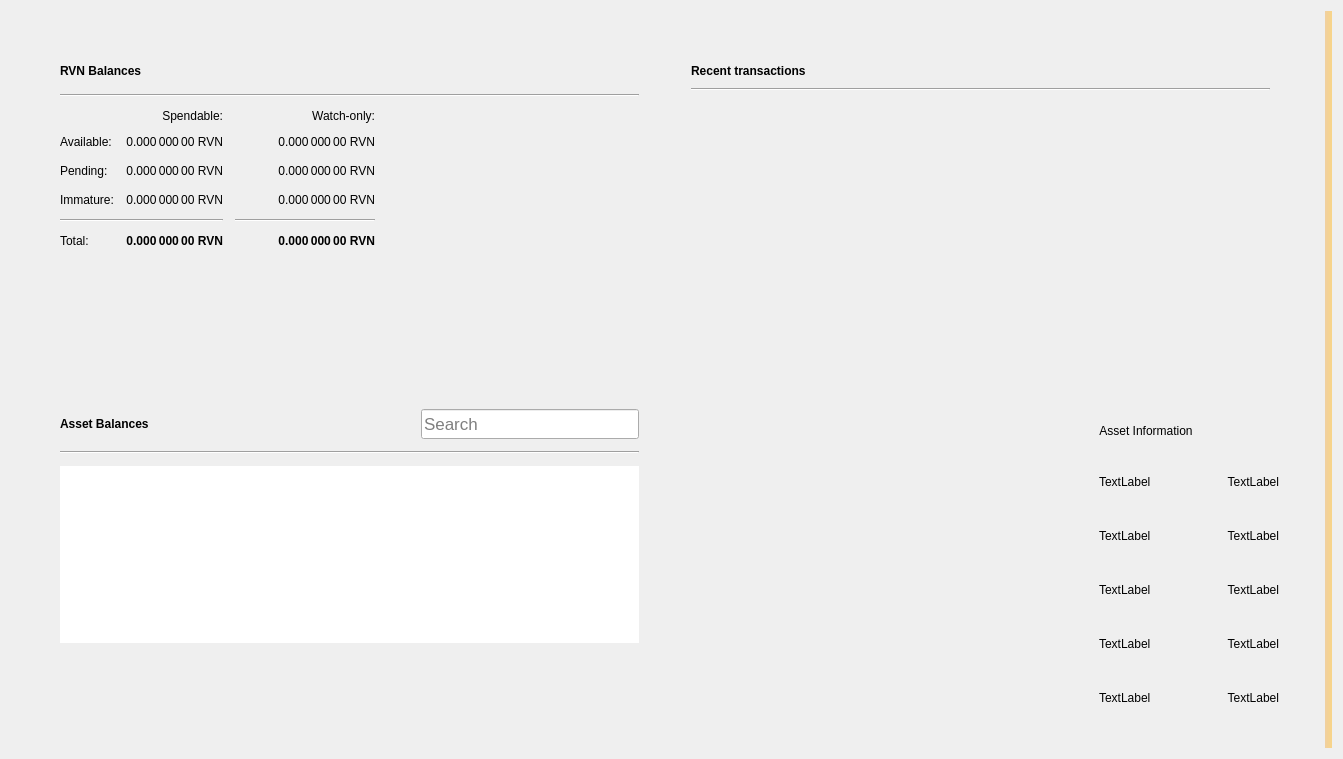
RavenProject/Ravencoin, file src/qt/forms/overviewpage.ui: the form before one commit.
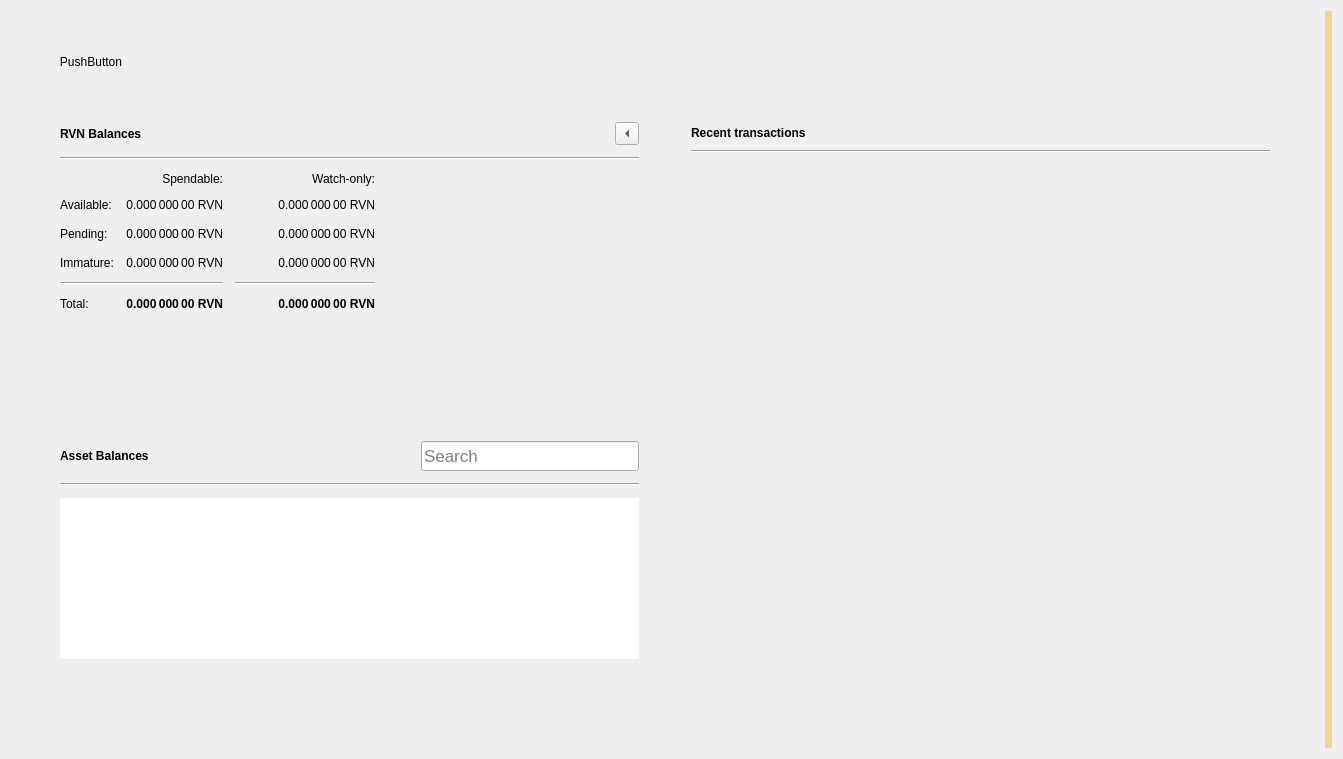
The form after the commit. Icons and pictures are not drawn.

Patch:
```diff
--- a/src/qt/forms/overviewpage.ui
+++ b/src/qt/forms/overviewpage.ui
@@ -17,26 +17,60 @@
    <bool>false</bool>
   </property>
   <layout class="QGridLayout" name="gridLayout_3">
-   <item row="0" column="1">
-    <widget class="QLabel" name="labelAlerts">
-     <property name="visible">
-      <bool>true</bool>
-     </property>
-     <property name="styleSheet">
-      <string notr="true">QLabel { background-color: qlineargradient(x1: 0, y1: 0, x2: 1, y2: 0, stop:0 #F0D0A0, stop:1 #F8D488); color:#000000; }</string>
-     </property>
-     <property name="wordWrap">
-      <bool>true</bool>
-     </property>
-     <property name="margin">
-      <number>3</number>
-     </property>
-     <property name="textInteractionFlags">
-      <set>Qt::TextSelectableByMouse</set>
-     </property>
-    </widget>
-   </item>
    <item row="0" column="0">
+    <layout class="QVBoxLayout" name="verticalLayout_7">
+     <property name="spacing">
+      <number>0</number>
+     </property>
+     <property name="leftMargin">
+      <number>0</number>
+     </property>
+     <property name="topMargin">
+      <number>0</number>
+     </property>
+     <property name="rightMargin">
+      <number>0</number>
+     </property>
+     <property name="bottomMargin">
+      <number>0</number>
+     </property>
+     <item>
+      <layout class="QHBoxLayout" name="horizontalLayout_3">
+       <property name="leftMargin">
+        <number>40</number>
+       </property>
+       <property name="topMargin">
+        <number>40</number>
+       </property>
+       <item>
+        <widget class="QPushButton" name="testTotalRaven">
+         <property name="text">
+          <string>PushButton</string>
+         </property>
+         <property name="checkable">
+          <bool>false</bool>
+         </property>
+         <property name="flat">
+          <bool>true</bool>
+         </property>
+        </widget>
+       </item>
+       <item>
+        <spacer name="horizontalSpacer_5">
+         <property name="orientation">
+          <enum>Qt::Horizontal</enum>
+         </property>
+         <property name="sizeHint" stdset="0">
+          <size>
+           <width>40</width>
+           <height>20</height>
+          </size>
+         </property>
+        </spacer>
+       </item>
+      </layout>
+     </item>
+     <item>
     <layout class="QHBoxLayout" name="horizontalLayout" stretch="0,0">
      <property name="spacing">
       <number>34</number>
@@ -146,6 +180,16 @@
               </property>
              </spacer>
             </item>
+              <item>
+               <widget class="QToolButton" name="rvnBalanceBack">
+                <property name="text">
+                 <string/>
+                </property>
+                <property name="arrowType">
+                 <enum>Qt::LeftArrow</enum>
+                </property>
+               </widget>
+              </item>
            </layout>
           </item>
           <item>
@@ -660,6 +704,12 @@
        </property>
        <item>
         <widget class="QFrame" name="frame_2">
+           <property name="sizePolicy">
+            <sizepolicy hsizetype="Preferred" vsizetype="Fixed">
+             <horstretch>0</horstretch>
+             <verstretch>0</verstretch>
+            </sizepolicy>
+           </property>
          <property name="frameShape">
           <enum>QFrame::NoFrame</enum>
          </property>
@@ -673,19 +723,6 @@
           <property name="horizontalSpacing">
            <number>12</number>
           </property>
-          <item row="3" column="0">
-           <spacer name="verticalSpacer_2">
-            <property name="orientation">
-             <enum>Qt::Vertical</enum>
-            </property>
-            <property name="sizeHint" stdset="0">
-             <size>
-              <width>20</width>
-              <height>40</height>
-             </size>
-            </property>
-           </spacer>
-          </item>
           <item row="0" column="0">
            <layout class="QHBoxLayout" name="horizontalLayout_2">
             <item>
@@ -779,7 +816,7 @@
         </widget>
        </item>
        <item>
-        <spacer name="verticalSpacer">
+          <spacer name="verticalSpacer_2">
          <property name="orientation">
           <enum>Qt::Vertical</enum>
          </property>
@@ -791,191 +828,30 @@
          </property>
         </spacer>
        </item>
-       <item>
-        <layout class="QGridLayout" name="gridLayout_4" columnminimumwidth="0,0,0,0">
-         <item row="3" column="2">
-          <widget class="QLabel" name="assetInfoPercentageLabel">
-           <property name="text">
-            <string>TextLabel</string>
-           </property>
-           <property name="alignment">
-            <set>Qt::AlignLeading|Qt::AlignLeft|Qt::AlignVCenter</set>
-           </property>
-          </widget>
-         </item>
-         <item row="1" column="2">
-          <widget class="QLabel" name="assetInfoStatusLabel">
-           <property name="text">
-            <string>TextLabel</string>
-           </property>
-           <property name="alignment">
-            <set>Qt::AlignLeading|Qt::AlignLeft|Qt::AlignVCenter</set>
-           </property>
-          </widget>
-         </item>
-         <item row="3" column="3">
-          <widget class="QLabel" name="assetInfoPercentageValue">
-           <property name="text">
-            <string>TextLabel</string>
-           </property>
-           <property name="alignment">
-            <set>Qt::AlignRight|Qt::AlignTrailing|Qt::AlignVCenter</set>
-           </property>
-          </widget>
-         </item>
-         <item row="0" column="3">
-          <layout class="QHBoxLayout" name="horizontalLayout_5"/>
-         </item>
-         <item row="3" column="0">
-          <spacer name="horizontalSpacer_7">
-           <property name="orientation">
-            <enum>Qt::Horizontal</enum>
-           </property>
-           <property name="sizeHint" stdset="0">
-            <size>
-             <width>40</width>
-             <height>20</height>
-            </size>
-           </property>
-          </spacer>
-         </item>
-         <item row="6" column="0">
-          <spacer name="horizontalSpacer_9">
-           <property name="orientation">
-            <enum>Qt::Horizontal</enum>
-           </property>
-           <property name="sizeHint" stdset="0">
-            <size>
-             <width>40</width>
-             <height>20</height>
-            </size>
-           </property>
-          </spacer>
-         </item>
-         <item row="2" column="2">
-          <widget class="QLabel" name="assetInfoBlockLabel">
-           <property name="text">
-            <string>TextLabel</string>
-           </property>
-           <property name="alignment">
-            <set>Qt::AlignLeading|Qt::AlignLeft|Qt::AlignVCenter</set>
-           </property>
-          </widget>
-         </item>
-         <item row="0" column="0">
-          <layout class="QHBoxLayout" name="horizontalLayout_6"/>
-         </item>
-         <item row="2" column="0">
-          <spacer name="horizontalSpacer_6">
-           <property name="orientation">
-            <enum>Qt::Horizontal</enum>
-           </property>
-           <property name="sizeHint" stdset="0">
-            <size>
-             <width>40</width>
-             <height>20</height>
-            </size>
-           </property>
-          </spacer>
-         </item>
-         <item row="2" column="3">
-          <widget class="QLabel" name="assetInfoBlockValue">
-           <property name="text">
-            <string>TextLabel</string>
-           </property>
-           <property name="alignment">
-            <set>Qt::AlignRight|Qt::AlignTrailing|Qt::AlignVCenter</set>
-           </property>
-          </widget>
-         </item>
-         <item row="1" column="0">
-          <spacer name="horizontalSpacer_5">
-           <property name="orientation">
-            <enum>Qt::Horizontal</enum>
-           </property>
-           <property name="sizeHint" stdset="0">
-            <size>
-             <width>40</width>
-             <height>20</height>
-            </size>
-           </property>
-          </spacer>
-         </item>
-         <item row="5" column="0">
-          <spacer name="horizontalSpacer_8">
-           <property name="orientation">
-            <enum>Qt::Horizontal</enum>
-           </property>
-           <property name="sizeHint" stdset="0">
-            <size>
-             <width>40</width>
-             <height>20</height>
-            </size>
-           </property>
-          </spacer>
+        </layout>
+       </item>
+      </layout>
+     </item>
+    </layout>
          </item>
          <item row="0" column="2">
-          <widget class="QLabel" name="assetInfoTitleLabel">
-           <property name="layoutDirection">
-            <enum>Qt::LeftToRight</enum>
-           </property>
-           <property name="text">
-            <string>Asset Information</string>
-           </property>
-           <property name="alignment">
-            <set>Qt::AlignCenter</set>
-           </property>
-          </widget>
-         </item>
-         <item row="1" column="3">
-          <widget class="QLabel" name="assetInfoStatusValue">
-           <property name="text">
-            <string>TextLabel</string>
-           </property>
-           <property name="alignment">
-            <set>Qt::AlignRight|Qt::AlignTrailing|Qt::AlignVCenter</set>
-           </property>
-          </widget>
-         </item>
-         <item row="6" column="2">
-          <widget class="QLabel" name="assetInfoPossibleLabel">
-           <property name="text">
-            <string>TextLabel</string>
-           </property>
-          </widget>
-         </item>
-         <item row="5" column="2">
-          <widget class="QLabel" name="assetInfoBlocksLeftLabel">
-           <property name="text">
-            <string>TextLabel</string>
-           </property>
-          </widget>
-         </item>
-         <item row="6" column="3">
-          <widget class="QLabel" name="assetInfoPossibleValue">
-           <property name="text">
-            <string>TextLabel</string>
-           </property>
-           <property name="alignment">
-            <set>Qt::AlignRight|Qt::AlignTrailing|Qt::AlignVCenter</set>
-           </property>
-          </widget>
-         </item>
-         <item row="5" column="3">
-          <widget class="QLabel" name="assetInfoBlocksLeftValue">
-           <property name="text">
-            <string>TextLabel</string>
-           </property>
-           <property name="alignment">
-            <set>Qt::AlignRight|Qt::AlignTrailing|Qt::AlignVCenter</set>
-           </property>
-          </widget>
-         </item>
-        </layout>
-       </item>
-      </layout>
-     </item>
-    </layout>
+    <widget class="QLabel" name="labelAlerts">
+     <property name="visible">
+      <bool>true</bool>
+     </property>
+     <property name="styleSheet">
+      <string notr="true">QLabel { background-color: qlineargradient(x1: 0, y1: 0, x2: 1, y2: 0, stop:0 #F0D0A0, stop:1 #F8D488); color:#000000; }</string>
+     </property>
+     <property name="wordWrap">
+      <bool>true</bool>
+     </property>
+     <property name="margin">
+      <number>3</number>
+     </property>
+     <property name="textInteractionFlags">
+      <set>Qt::TextSelectableByMouse</set>
+     </property>
+    </widget>
    </item>
   </layout>
  </widget>
```
Lines whose indentation alone changed are shown as unchanged.
